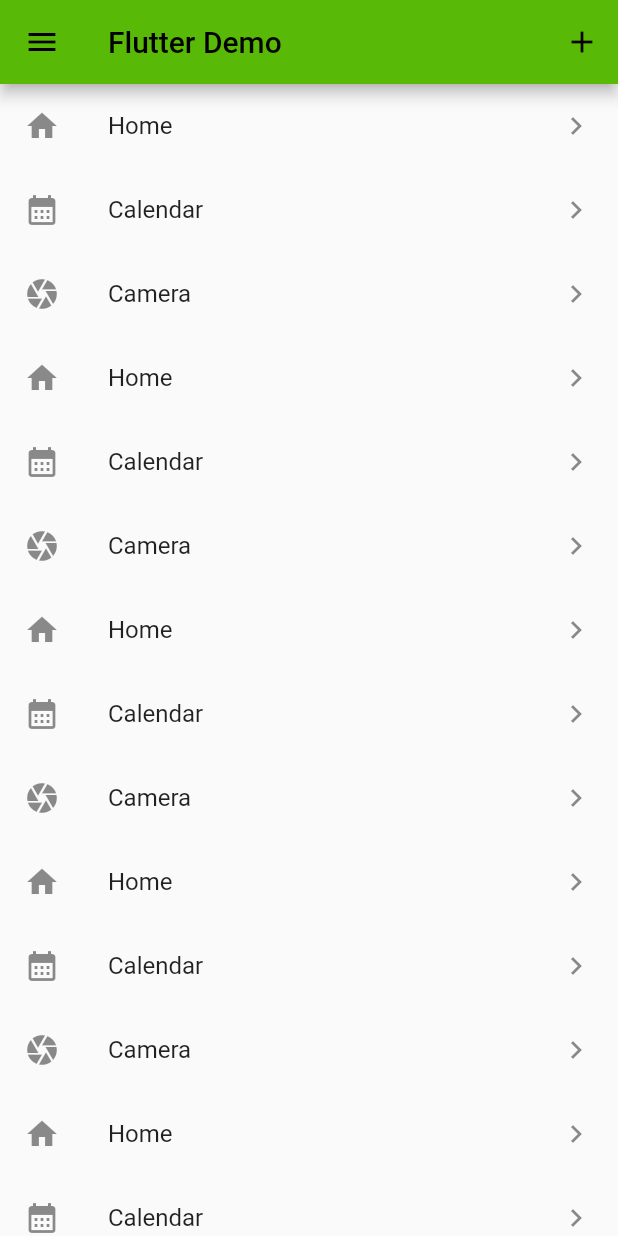
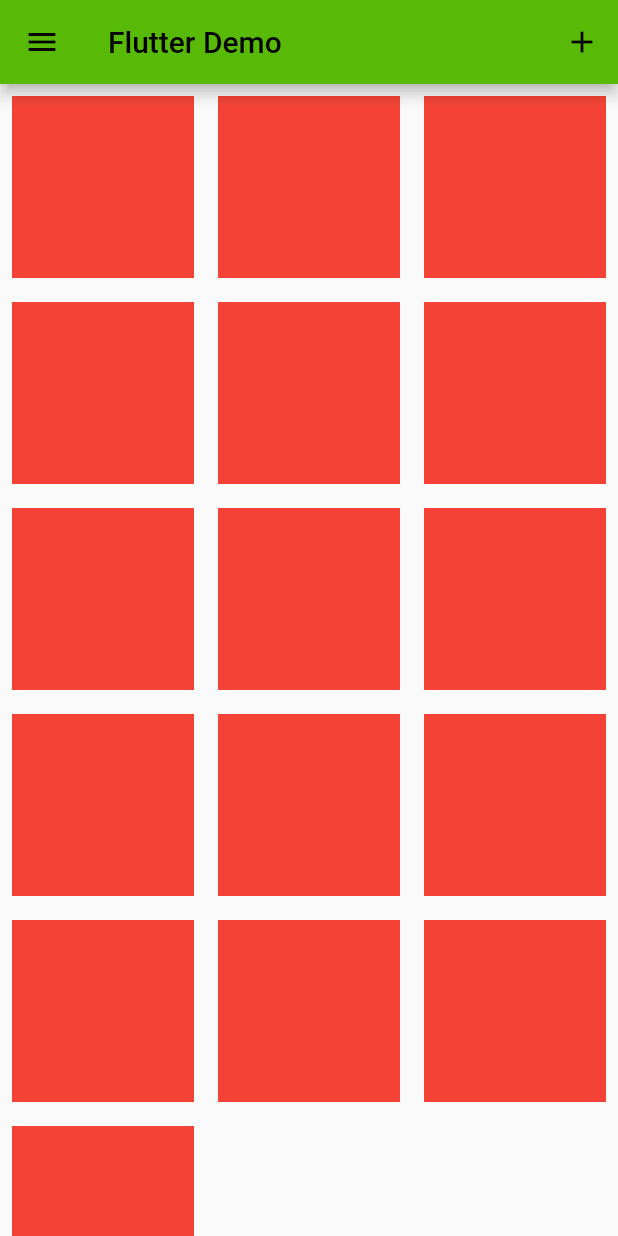
Before and after one commit to GwonHayeon/mobileAppDevelopment, a Flutter app: the screen it shows after launch, on a phone screen of 412 x 824 dp. Run offline on Flutter 3.47's test engine with Material 2 defaults, Android fonts, the phone set to English and light mode, and no system bars; Roboto replaces fonts that are missing (Pretendard).

Commit message:
1004 - GridView

```diff
--- a/lib/main.dart
+++ b/lib/main.dart
@@ -39,106 +39,125 @@ class MyHomePage extends StatelessWidget {
           IconButton(onPressed: (){}, icon: Icon(Icons.add))
         ],
       ),
-      body: ListView(
-        scrollDirection: Axis.vertical,
-        children: [
-          ListTile(
-            leading: Icon(Icons.home),
-            title: Text('Home'),
-            trailing: Icon(Icons.navigate_next),
-            onTap: (){},
+      body: GridView.count(
+          crossAxisCount: 3,
+        children : [
+          Container(
+            color: Colors.red,
+            width: 100,
+            height: 100,
+            padding: EdgeInsets.all(8.0),
+            margin: EdgeInsets.all(8.0),
           ),
-          ListTile(
-            leading: Icon(Icons.calendar_month),
-            title: Text('Calendar'),
-            trailing: Icon(Icons.navigate_next),
-            onTap: (){},
+          Container(
+            color: Colors.red,
+            width: 100,
+            height: 100,
+            padding: EdgeInsets.all(8.0),
+            margin: EdgeInsets.all(8.0),
           ),
-          ListTile(
-            leading: Icon(Icons.camera),
-            title: Text('Camera'),
-            trailing: Icon(Icons.navigate_next),
-            onTap: (){},
+          Container(
+            color: Colors.red,
+            width: 100,
+            height: 100,
+            padding: EdgeInsets.all(8.0),
+            margin: EdgeInsets.all(8.0),
           ),
-          ListTile(
-            leading: Icon(Icons.home),
-            title: Text('Home'),
-            trailing: Icon(Icons.navigate_next),
-            onTap: (){},
+          Container(
+            color: Colors.red,
+            width: 100,
+            height: 100,
+            padding: EdgeInsets.all(8.0),
+            margin: EdgeInsets.all(8.0),
           ),
-          ListTile(
-            leading: Icon(Icons.calendar_month),
-            title: Text('Calendar'),
-            trailing: Icon(Icons.navigate_next),
-            onTap: (){},
+          Container(
+            color: Colors.red,
+            width: 100,
+            height: 100,
+            padding: EdgeInsets.all(8.0),
+            margin: EdgeInsets.all(8.0),
           ),
-          ListTile(
-            leading: Icon(Icons.camera),
-            title: Text('Camera'),
-            trailing: Icon(Icons.navigate_next),
-            onTap: (){},
+          Container(
+            color: Colors.red,
+            width: 100,
+            height: 100,
+            padding: EdgeInsets.all(8.0),
+            margin: EdgeInsets.all(8.0),
           ),
-          ListTile(
-            leading: Icon(Icons.home),
-            title: Text('Home'),
-            trailing: Icon(Icons.navigate_next),
-            onTap: (){},
+
+          Container(
+            color: Colors.red,
+            width: 100,
+            height: 100,
+            padding: EdgeInsets.all(8.0),
+            margin: EdgeInsets.all(8.0),
           ),
-          ListTile(
-            leading: Icon(Icons.calendar_month),
-            title: Text('Calendar'),
-            trailing: Icon(Icons.navigate_next),
-            onTap: (){},
+
+          Container(
+            color: Colors.red,
+            width: 100,
+            height: 100,
+            padding: EdgeInsets.all(8.0),
+            margin: EdgeInsets.all(8.0),
           ),
-          ListTile(
-            leading: Icon(Icons.camera),
-            title: Text('Camera'),
-            trailing: Icon(Icons.navigate_next),
-            onTap: (){},
+          Container(
+            color: Colors.red,
+            width: 100,
+            height: 100,
+            padding: EdgeInsets.all(8.0),
+            margin: EdgeInsets.all(8.0),
           ),
-          ListTile(
-            leading: Icon(Icons.home),
-            title: Text('Home'),
-            trailing: Icon(Icons.navigate_next),
-            onTap: (){},
+          Container(
+            color: Colors.red,
+            width: 100,
+            height: 100,
+            padding: EdgeInsets.all(8.0),
+            margin: EdgeInsets.all(8.0),
           ),
-          ListTile(
-            leading: Icon(Icons.calendar_month),
-            title: Text('Calendar'),
-            trailing: Icon(Icons.navigate_next),
-            onTap: (){},
+          Container(
+            color: Colors.red,
+            width: 100,
+            height: 100,
+            padding: EdgeInsets.all(8.0),
+            margin: EdgeInsets.all(8.0),
           ),
-          ListTile(
-            leading: Icon(Icons.camera),
-            title: Text('Camera'),
-            trailing: Icon(Icons.navigate_next),
-            onTap: (){},
+          Container(
+            color: Colors.red,
+            width: 100,
+            height: 100,
+            padding: EdgeInsets.all(8.0),
+            margin: EdgeInsets.all(8.0),
           ),
-          ListTile(
-            leading: Icon(Icons.home),
-            title: Text('Home'),
-            trailing: Icon(Icons.navigate_next),
-            onTap: (){},
+          Container(
+            color: Colors.red,
+            width: 100,
+            height: 100,
+            padding: EdgeInsets.all(8.0),
+            margin: EdgeInsets.all(8.0),
           ),
-          ListTile(
-            leading: Icon(Icons.calendar_month),
-            title: Text('Calendar'),
-            trailing: Icon(Icons.navigate_next),
-            onTap: (){},
+          Container(
+            color: Colors.red,
+            width: 100,
+            height: 100,
+            padding: EdgeInsets.all(8.0),
+            margin: EdgeInsets.all(8.0),
           ),
-          ListTile(
-            leading: Icon(Icons.camera),
-            title: Text('Camera'),
-            trailing: Icon(Icons.navigate_next),
-            onTap: (){},
+          Container(
+            color: Colors.red,
+            width: 100,
+            height: 100,
+            padding: EdgeInsets.all(8.0),
+            margin: EdgeInsets.all(8.0),
           ),
-        ],
+          Container(
+            color: Colors.red,
+            width: 100,
+            height: 100,
+            padding: EdgeInsets.all(8.0),
+            margin: EdgeInsets.all(8.0),
+          ),
+        ]
       ),
-      // body: SingleChildScrollView(
-      //   child: ListBody( //Column으로 하게되면 해당부분만 끌리는데 이걸로 하면 전체화면 스크롤 가능
-      //     children: items.map((i) => Text('$i')).toList(),
-      //   ),
-      // ),
       drawer: Drawer(),//Scaffold의 property
     );
   }
```
